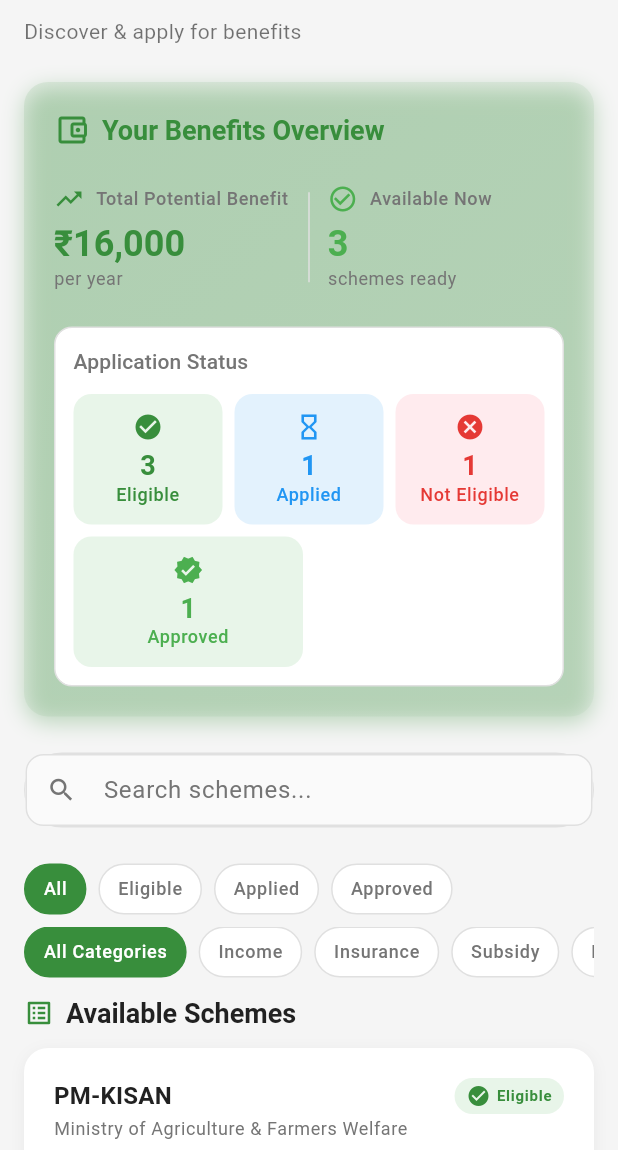
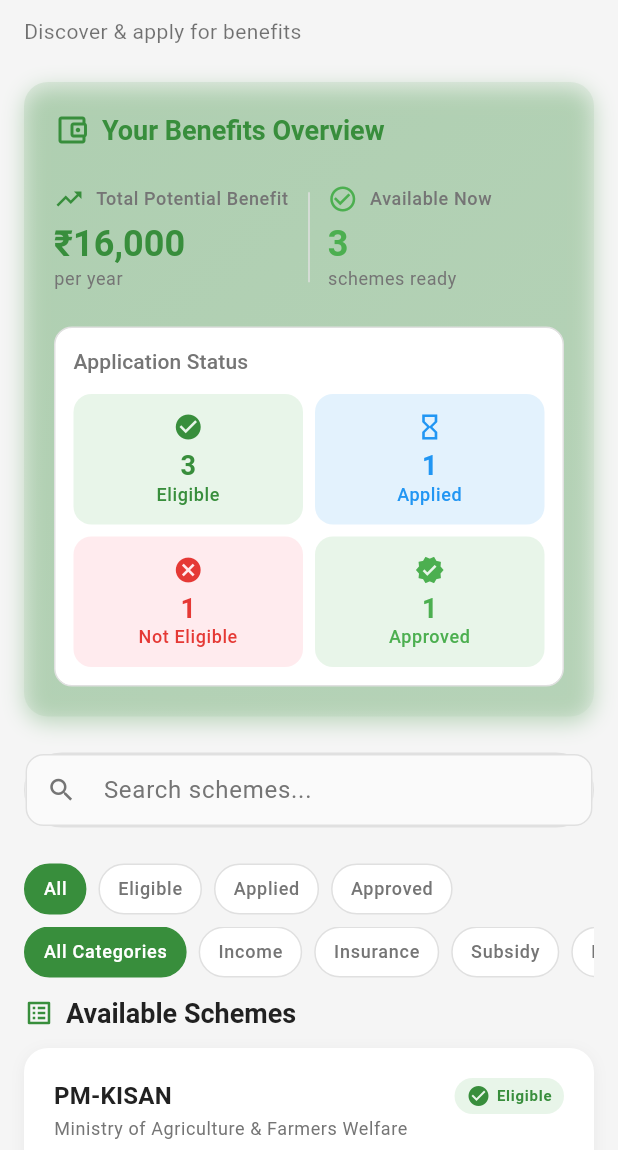
Before and after one commit to farma-sahayak/sahayak-app, a Flutter app: the _SchemesPageView screen opened directly, on a phone screen of 412 x 824 dp, the part 86-1236 px from its top. Run offline on Flutter 3.47's test engine with Material 3 defaults, Android fonts, the phone set to English and light mode, and no system bars; our stand-ins replace dio, equatable, flutter_bloc, flutter_secure_storage, get_it, image_picker and 3 more; accounts and stored records are empty; network calls fail.

Commit message:
fix govt scheme card grid

```diff
--- a/lib/features/schemes/presentation/widgets/benefits_overview_card.dart
+++ b/lib/features/schemes/presentation/widgets/benefits_overview_card.dart
@@ -98,6 +98,9 @@ class BenefitsOverviewCard extends StatelessWidget {
                   ),
                 ),
                 const SizedBox(height: AppConstants.mediumPadding),
+                Column(
+                  children: [
+                    // First row - 2 cards
                     Row(
                       children: [
                         Expanded(
@@ -119,7 +122,12 @@ class BenefitsOverviewCard extends StatelessWidget {
                             icon: Icons.hourglass_empty,
                           ),
                         ),
-                    const SizedBox(width: AppConstants.smallPadding),
+                      ],
+                    ),
+                    const SizedBox(height: AppConstants.smallPadding),
+                    // Second row - 2 cards
+                    Row(
+                      children: [
                         Expanded(
                           child: _StatusBox(
                             label: 'Not Eligible',
@@ -129,14 +137,7 @@ class BenefitsOverviewCard extends StatelessWidget {
                             icon: Icons.cancel,
                           ),
                         ),
-                  ],
-                ),
-                if (benefitsOverview.approved > 0 ||
-                    benefitsOverview.rejected > 0) ...[
-                  const SizedBox(height: AppConstants.smallPadding),
-                  Row(
-                    children: [
-                      if (benefitsOverview.approved > 0) ...[
+                        const SizedBox(width: AppConstants.smallPadding),
                         Expanded(
                           child: _StatusBox(
                             label: 'Approved',
@@ -146,27 +147,11 @@ class BenefitsOverviewCard extends StatelessWidget {
                             icon: Icons.verified,
                           ),
                         ),
-                        const SizedBox(width: AppConstants.smallPadding),
-                      ],
-                      if (benefitsOverview.rejected > 0) ...[
-                        Expanded(
-                          child: _StatusBox(
-                            label: 'Rejected',
-                            count: benefitsOverview.rejected,
-                            color: redLight,
-                            textColor: errorColor,
-                            icon: Icons.error,
-                          ),
-                        ),
-                        const SizedBox(width: AppConstants.smallPadding),
-                      ],
-                      // Fill remaining space if only one status is shown
-                      if (benefitsOverview.approved == 0 ||
-                          benefitsOverview.rejected == 0)
-                        const Spacer(),
                       ],
                     ),
                   ],
+                ),
+
               ],
             ),
           ),
```
Lines whose indentation alone changed are shown as unchanged.
